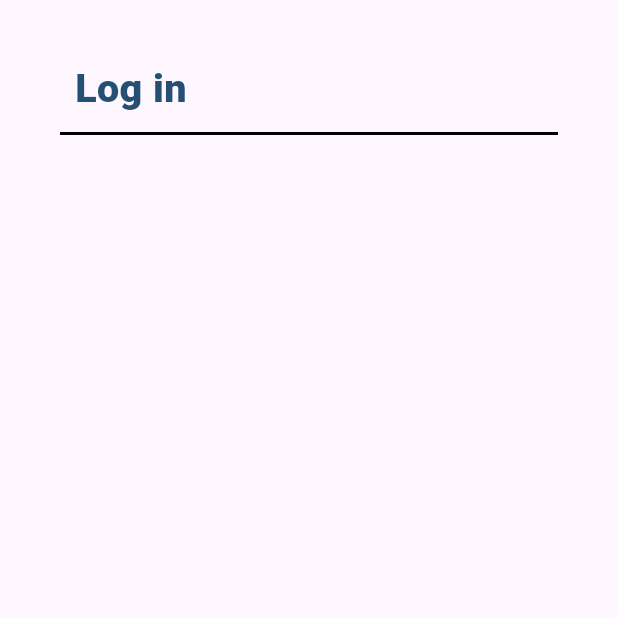
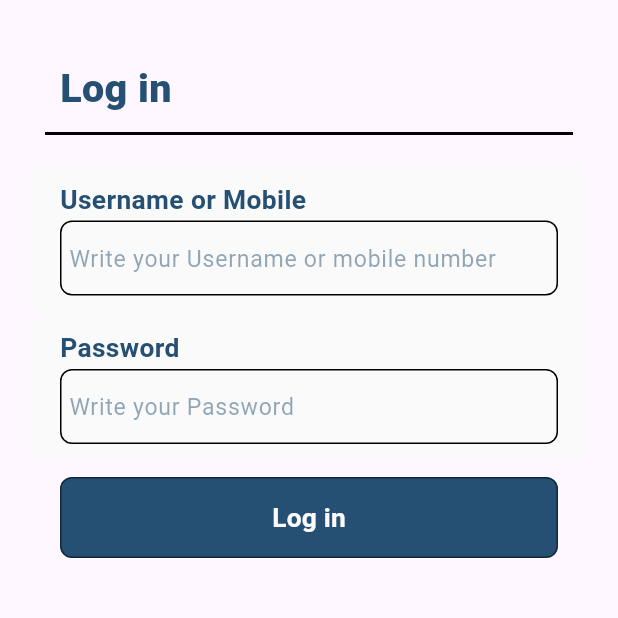
Before and after one commit to fahimmahmud618/parking_koi, a Flutter app: the screen it shows after launch, on a phone screen of 412 x 824 dp, the top half of it. Run offline on Flutter 3.47's test engine with Material 3 defaults, Android fonts, the phone set to English and light mode, and no system bars.

Commit message:
login page completed frontend

```diff
--- a/lib/view/pages/log_in_page.dart
+++ b/lib/view/pages/log_in_page.dart
@@ -1,5 +1,9 @@
 import 'package:flutter/material.dart';
+import 'package:parking_koi/view/pages/home_page.dart';
 import 'package:parking_koi/view/styles.dart';
+import 'package:parking_koi/view/widgets/action_button.dart';
+import 'package:parking_koi/view/widgets/alert_dialog.dart';
+import 'package:parking_koi/view/widgets/input_text_widget.dart';
 import 'package:parking_koi/view/widgets/my_app_safe_page.dart';
 import 'package:parking_koi/view/widgets/page_heading_title.dart';
 
@@ -11,6 +15,19 @@ class LoginPage extends StatefulWidget {
 }
 
 class _LoginPageState extends State<LoginPage> {
+  TextEditingController usernameORmobile = new TextEditingController();
+  TextEditingController password = new TextEditingController();
+
+  bool checkCredential(){
+    //TODO Sadia: Check Credential
+    if(usernameORmobile.text == "iit" && password.text == "123") return true;
+    else return false;
+  }
+
+  void go_to_home_page(){
+    if(checkCredential()) Navigator.push(context, MaterialPageRoute(builder: (context)=>HomePage()));
+    else myAlertDialog("Error!", "Username or Password doesn't matched", context,itemcolor, bgcolor );
+  }
   @override
   Widget build(BuildContext context) {
     return MyAppSafePage(null, Container(
@@ -18,7 +35,10 @@ class _LoginPageState extends State<LoginPage> {
       child: Column(
         crossAxisAlignment: CrossAxisAlignment.center,
         children: [
-          PageHeadingTitle(context, "Log in", colorbluedark)
+          PageHeadingTitle(context, "Log in", colorbluedark),
+          InputTextWidget(context, colorWhite, colorbluedark, "Username or Mobile", "Write your Username or mobile number", usernameORmobile, false),
+          InputTextWidget(context, colorWhite, colorbluedark, "Password", "Write your Password", password, true),
+          ActionButton(context, bgcolor, "Log in", go_to_home_page),
         ],
       ),
     ));
--- a/lib/view/styles.dart
+++ b/lib/view/styles.dart
@@ -11,10 +11,10 @@ double get_screenWidth(BuildContext context){
 }
 
 Color colorbluedark = Color(0xFF265073);
-Color color2 = Color(0xFF59B4C3);
-Color color3 = Color(0xFF265073);
-Color color4 = Color(0xFF5E8CFF);
-Color colorWhite = Color(0xFFF6FFE4);
+Color bgcolor = Color(0xFF265073);
+
+Color colorWhite = Color(0xFFFAFAFA);
+Color itemcolor = Color(0xFFFAFAFA);
 
 double paddingaround = 20;
 
--- /dev/null
+++ b/lib/view/widgets/action_button.dart
@@ -0,0 +1,25 @@
+import 'package:flutter/material.dart';
+import 'package:parking_koi/view/styles.dart';
+
+Widget ActionButton(BuildContext context,Color bgcolor, String text, action){
+  return Container(
+    width: get_screenWidth(context),
+    constraints: BoxConstraints(
+        minWidth: get_screenWidth(context)*0.3
+    ),
+    margin: EdgeInsets.fromLTRB(20, 10, 20, 10),
+    padding: EdgeInsets.all(2),
+    decoration: BoxDecoration(
+        color: bgcolor,
+        borderRadius: BorderRadius.circular(8),
+        border: Border.all(color: Colors.black.withOpacity(0.5))
+    ),
+    child: TextButton(
+      onPressed: action,
+      child: Text(
+        text,
+        style: boldTextStyle(context, itemcolor),
+      ),
+    ),
+  );
+}
--- /dev/null
+++ b/lib/view/widgets/input_text_widget.dart
@@ -0,0 +1,40 @@
+import 'package:flutter/material.dart';
+import 'package:parking_koi/view/styles.dart';
+
+Widget InputTextWidget(BuildContext context,Color borderColor, Color textColor, String title, String placeholder, TextEditingController textEditingController, bool ishide){
+  return Container(
+    // margin: EdgeInsets.fromLTRB(20, 5, 20, 5),
+    padding: EdgeInsets.fromLTRB(20, 10, 20, 10),
+    // padding: EdgeInsets.all(20),
+    decoration: BoxDecoration(
+        color: borderColor,
+        borderRadius: BorderRadius.circular(8)
+    ),
+    child: Column(
+      crossAxisAlignment: CrossAxisAlignment.start,
+      children: [
+        Text(title, style: boldTextStyle(context, textColor),),
+        Container(
+          padding: EdgeInsets.symmetric(horizontal: 5),
+          margin: EdgeInsets.symmetric(vertical: 2),
+          decoration: BoxDecoration(
+              borderRadius: BorderRadius.circular(8),
+              border: Border.all(
+                color: Colors.black,
+                width: 1,
+              )
+          ),
+          child: TextField(
+            obscureText: ishide,
+            controller: textEditingController,
+            decoration: InputDecoration(
+                border: InputBorder.none,
+                hintText: placeholder,
+                hintStyle: hintTextStyle(context, textColor)
+            ),
+          ),
+        )
+      ],
+    ),
+  );
+}
--- a/lib/view/widgets/page_heading_title.dart
+++ b/lib/view/widgets/page_heading_title.dart
@@ -4,8 +4,9 @@ import 'package:parking_koi/view/styles.dart';
 
 Widget PageHeadingTitle(BuildContext context, String title, Color itemcolor){
   return Container(
-    margin: EdgeInsets.fromLTRB(20, 10, 20, 10),
+    margin: EdgeInsets.fromLTRB(10, 10, 10, 20),
     padding: EdgeInsets.fromLTRB(10, 10, 10, 10),
+    // padding: EdgeInsets.all(20),
     decoration: BoxDecoration(
       border: Border(
         bottom: BorderSide(
--- a/pubspec.yaml
+++ b/pubspec.yaml
@@ -60,7 +60,7 @@ flutter:
 
   # To add assets to your application, add an assets section, like this:
   assets:
-    - asset/logogif.gif
+    - asset/
   #   - images/a_dot_burr.jpeg
   #   - images/a_dot_ham.jpeg
 
```
Also changed, not shown: lib/view/widgets/alert_dialog.dart (added, +40 -0 lines), lib/view/widgets/nameplate_of_parking_koi.dart (added, +15 -0 lines), asset/car_logo.png (added).
